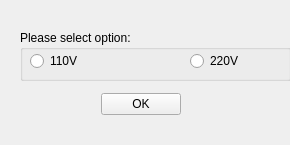
First picture: the form in ServiceSW/Master/Components/DiagnosticsManufacturing/Forms/Select110v220vDialog.ui, repository Liyezhong/Master, before the edit.
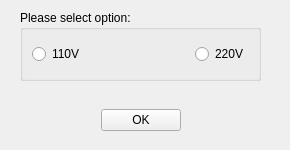
Second picture: the form after the edit.

```diff
--- a/ServiceSW/Master/Components/DiagnosticsManufacturing/Forms/Select110v220vDialog.ui
+++ b/ServiceSW/Master/Components/DiagnosticsManufacturing/Forms/Select110v220vDialog.ui
@@ -7,13 +7,13 @@
     <x>0</x>
     <y>0</y>
     <width>290</width>
-    <height>145</height>
+    <height>150</height>
    </rect>
   </property>
   <property name="minimumSize">
    <size>
     <width>290</width>
-    <height>145</height>
+    <height>146</height>
    </size>
   </property>
   <property name="windowTitle">
@@ -23,48 +23,51 @@
    <property name="geometry">
     <rect>
      <x>20</x>
-     <y>30</y>
-     <width>271</width>
-     <height>51</height>
+     <y>10</y>
+     <width>241</width>
+     <height>71</height>
     </rect>
    </property>
    <property name="title">
     <string>Please select option:</string>
    </property>
+   <layout class="QHBoxLayout" name="horizontalLayout_2">
+    <item>
    <widget class="QRadioButton" name="radioButton110">
-    <property name="geometry">
-     <rect>
-      <x>10</x>
-      <y>20</y>
-      <width>71</width>
-      <height>22</height>
-     </rect>
-    </property>
     <property name="text">
      <string>110V </string>
     </property>
    </widget>
+    </item>
+    <item>
+     <spacer name="horizontalSpacer_3">
+      <property name="orientation">
+       <enum>Qt::Horizontal</enum>
+      </property>
+      <property name="sizeHint" stdset="0">
+       <size>
+        <width>66</width>
+        <height>20</height>
+       </size>
+      </property>
+     </spacer>
+    </item>
+    <item>
    <widget class="QRadioButton" name="radioButton220">
-    <property name="geometry">
-     <rect>
-      <x>170</x>
-      <y>20</y>
-      <width>81</width>
-      <height>22</height>
-     </rect>
-    </property>
     <property name="text">
      <string>220V</string>
     </property>
    </widget>
+    </item>
+   </layout>
   </widget>
   <widget class="QWidget" name="layoutWidget">
    <property name="geometry">
     <rect>
      <x>20</x>
-     <y>90</y>
+     <y>100</y>
      <width>241</width>
-     <height>29</height>
+     <height>41</height>
     </rect>
    </property>
    <layout class="QHBoxLayout" name="horizontalLayout">
```
Left out of the diff: 2 changed lines with no effect on the pictures. Lines whose indentation alone changed are shown as unchanged.
